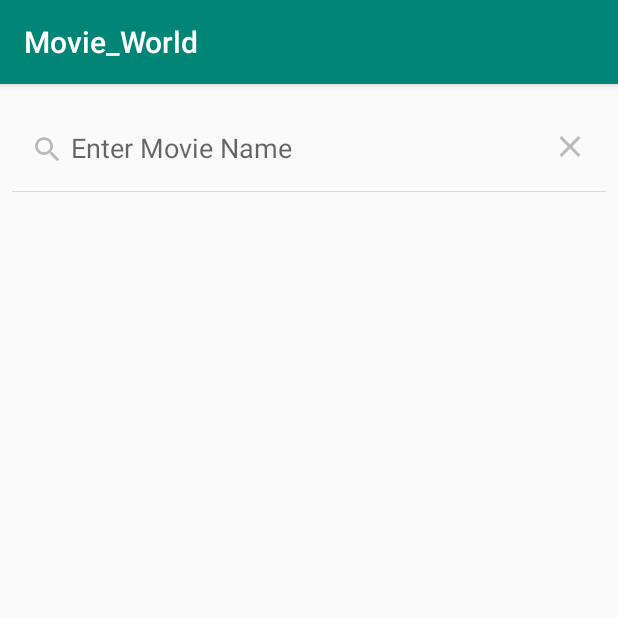
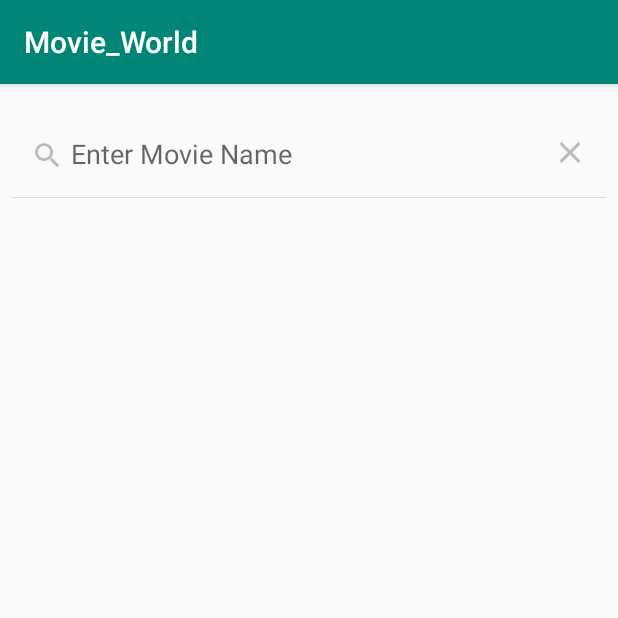
Before and after one commit to Charnpreet/Movie_World, an Android app: the fragment search_in_movies shown on its own in the app's theme, after a tap on "Search", on a phone screen of 412 x 824 dp, the top half of it. Run offline under Robolectric (Android 15) with nearby library versions, the phone set to English and light mode, and no system bars.

Commit message:
Add files via upload

```diff
--- a/app/src/main/res/layout/display_movie_fragment.xml
+++ b/app/src/main/res/layout/display_movie_fragment.xml
@@ -11,15 +11,14 @@
             ads:layout_constraintEnd_toEndOf="parent"
             ads:layout_constraintStart_toStartOf="parent"
             ads:layout_constraintTop_toTopOf="parent"
-            android:layout_marginBottom="1dp"
-            ads:layout_constraintBottom_toTopOf="@+id/display_movies_recylerview"
-            android:id="@+id/collapsingToolbarLayout">
-            <SearchView
+            android:id="@+id/collapsingToolbarLayout"
+            android:layout_marginTop="16dp">
+        <SearchView
                 android:layout_width="match_parent"
                 android:layout_height="match_parent"
                 android:id="@+id/searchview_for_search_Movie"
                 card_view:layout_editor_absoluteY="4dp"
-                card_view:layout_editor_absoluteX="16dp"
+                card_view:layout_editor_absoluteX="40dp"
                 android:queryHint="Enter Movie Name "/>
 
     </android.support.design.widget.CollapsingToolbarLayout>
@@ -27,12 +26,13 @@
 
     <android.support.v7.widget.RecyclerView
 
-            android:layout_height="670dp"
+            android:layout_height="655dp"
+            android:id="@+id/display_movies_recylerview"
+            android:layout_width="408dp"
             ads:layout_constraintEnd_toEndOf="parent"
             ads:layout_constraintStart_toStartOf="parent"
-            android:id="@+id/display_movies_recylerview"
-            android:layout_width="match_parent"
-            ads:layout_constraintBottom_toBottomOf="parent"
-            ads:layout_constraintTop_toBottomOf="@+id/collapsingToolbarLayout"/>
+            ads:layout_constraintHorizontal_bias="0.0"
+            ads:layout_constraintTop_toBottomOf="@+id/collapsingToolbarLayout"
+            ads:layout_constraintBottom_toBottomOf="parent" android:layout_marginTop="16dp"/>
 
 </android.support.constraint.ConstraintLayout>
```
Also changed, not shown: app/src/main/res/layout/display_movie_recylerview_holder.xml (+25 -22 lines).
